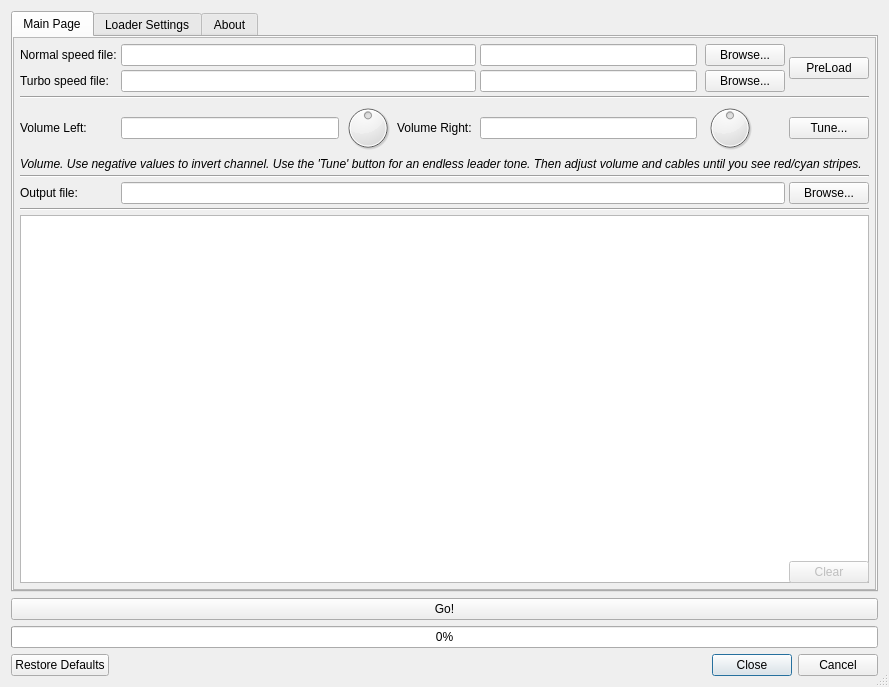
First picture: the form in zqloaderui/dialog.ui, repository oxidaan/zqloader, before the edit.
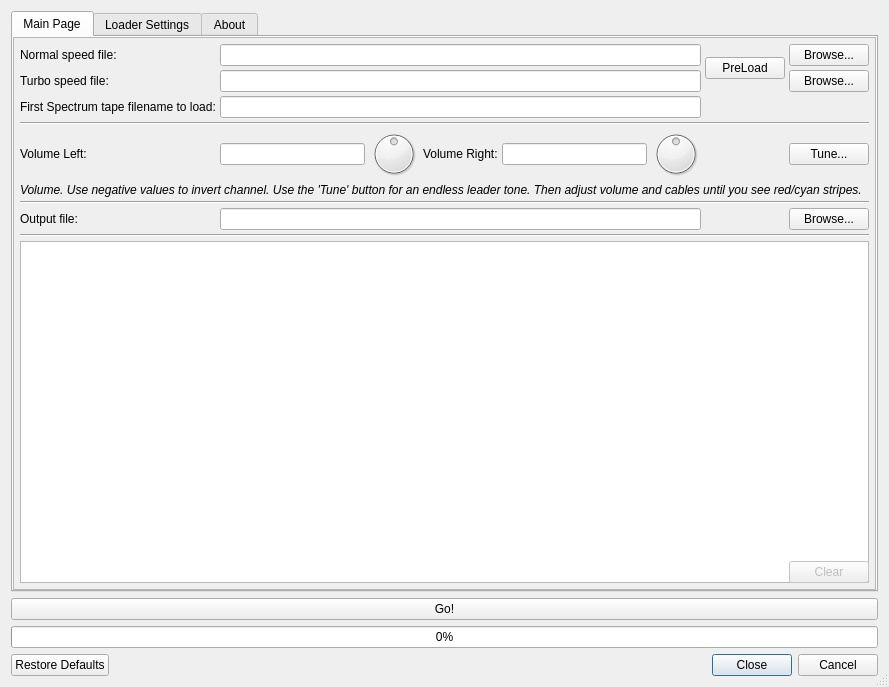
Second picture: the form after the edit. Custom widgets are drawn as their Qt base class.

Commit message: Writing tzx files; zx filename filter

```diff
--- a/zqloaderui/dialog.ui
+++ b/zqloaderui/dialog.ui
@@ -114,55 +114,16 @@
            <property name="spacing">
             <number>4</number>
            </property>
-           <item row="7" column="1">
-            <widget class="QLabel" name="label_10">
-             <property name="toolTip">
-              <string>&lt;html&gt;&lt;head/&gt;&lt;body&gt;&lt;p&gt;To write an output fil instead of playing sound enter .wav or .tzx output file here. Leave emtpy for normal usage (playing audio)&lt;/p&gt;&lt;/body&gt;&lt;/html&gt;</string>
-             </property>
-             <property name="text">
-              <string>Output file:</string>
-             </property>
-            </widget>
+           <item row="2" column="2" colspan="5">
+            <widget class="LineEdit" name="lineEditZxFilename"/>
            </item>
-           <item row="3" column="4" colspan="2">
-            <widget class="QLabel" name="label_4">
-             <property name="text">
-              <string>Volume Right:</string>
+           <item row="7" column="1" colspan="8">
+            <widget class="Line" name="line_2">
+             <property name="orientation">
+              <enum>Qt::Horizontal</enum>
              </property>
             </widget>
            </item>
-           <item row="7" column="10">
-            <widget class="QPushButton" name="pushButtonBrowseOutputFile">
-             <property name="text">
-              <string>Browse...</string>
-             </property>
-            </widget>
-           </item>
-           <item row="3" column="9">
-            <widget class="Dial" name="dialVolumeRight">
-             <property name="maximumSize">
-              <size>
-               <width>50</width>
-               <height>50</height>
-              </size>
-             </property>
-             <property name="minimum">
-              <number>-100</number>
-             </property>
-             <property name="maximum">
-              <number>100</number>
-             </property>
-             <property name="wrapping">
-              <bool>false</bool>
-             </property>
-             <property name="notchesVisible">
-              <bool>false</bool>
-             </property>
-            </widget>
-           </item>
-           <item row="3" column="2">
-            <widget class="QLineEdit" name="lineEditVolumeLeft"/>
-           </item>
            <item row="1" column="2" colspan="5">
             <widget class="LineEdit" name="lineEditTurboFile">
              <property name="toolTip">
@@ -170,46 +131,66 @@
              </property>
             </widget>
            </item>
-           <item row="0" column="7">
-            <widget class="LineEdit" name="lineEditZxFileNormal">
-             <property name="font">
-              <font>
-               <italic>false</italic>
-              </font>
-             </property>
-             <property name="text">
-              <string/>
-             </property>
-            </widget>
-           </item>
-           <item row="6" column="1" colspan="10">
-            <widget class="Line" name="line_2">
-             <property name="orientation">
-              <enum>Qt::Horizontal</enum>
-             </property>
-            </widget>
-           </item>
-           <item row="7" column="2" colspan="8">
-            <widget class="LineEdit" name="lineEditOutputFile"/>
-           </item>
-           <item row="10" column="1" colspan="10">
+           <item row="11" column="1" colspan="8">
             <widget class="Line" name="line_4">
              <property name="orientation">
               <enum>Qt::Horizontal</enum>
              </property>
             </widget>
            </item>
-           <item row="1" column="1">
-            <widget class="QLabel" name="label_2">
+           <item row="8" column="2" colspan="5">
+            <widget class="LineEdit" name="lineEditOutputFile"/>
+           </item>
+           <item row="0" column="1">
+            <widget class="QLabel" name="label">
              <property name="text">
-              <string>Turbo speed file:</string>
+              <string>Normal speed file:</string>
              </property>
             </widget>
            </item>
-           <item row="3" column="7">
-            <widget class="QLineEdit" name="lineEditVolumeRight"/>
+           <item row="4" column="3" alignment="Qt::AlignVCenter">
+            <widget class="Dial" name="dialVolumeLeft">
+             <property name="maximumSize">
+              <size>
+               <width>50</width>
+               <height>50</height>
+              </size>
+             </property>
+             <property name="minimum">
+              <number>-100</number>
+             </property>
+             <property name="maximum">
+              <number>100</number>
+             </property>
+             <property name="singleStep">
+              <number>1</number>
+             </property>
+             <property name="wrapping">
+              <bool>false</bool>
+             </property>
+            </widget>
            </item>
-           <item row="12" column="1" colspan="10">
+           <item row="4" column="8">
+            <widget class="QPushButton" name="pushButtonTune">
+             <property name="text">
+              <string>Tune...</string>
+             </property>
+            </widget>
+           </item>
+           <item row="4" column="2">
+            <widget class="QLineEdit" name="lineEditVolumeLeft"/>
+           </item>
+           <item row="0" column="7" rowspan="2">
+            <widget class="QPushButton" name="pushButtonPreLoad">
+             <property name="toolTip">
+              <string>Preload ZQ Loader to ZX Spectrum,so you have time to browse to select file to turbo-load.</string>
+             </property>
+             <property name="text">
+              <string>PreLoad</string>
+             </property>
+            </widget>
+           </item>
+           <item row="13" column="1" colspan="8">
             <widget class="QTextEdit" name="textEditOutput">
              <property name="sizeAdjustPolicy">
               <enum>QAbstractScrollArea::AdjustToContents</enum>
@@ -229,39 +210,17 @@
              </property>
             </widget>
            </item>
-           <item row="0" column="1">
-            <widget class="QLabel" name="label">
+           <item row="1" column="8">
+            <widget class="QPushButton" name="pushButtonBrowseTurboFile">
              <property name="text">
-              <string>Normal speed file:</string>
+              <string>Browse...</string>
              </property>
             </widget>
            </item>
-           <item row="3" column="1">
-            <widget class="QLabel" name="label_3">
+           <item row="8" column="8">
+            <widget class="QPushButton" name="pushButtonBrowseOutputFile">
              <property name="text">
-              <string>Volume Left:</string>
-             </property>
-            </widget>
-           </item>
-           <item row="3" column="3" alignment="Qt::AlignVCenter">
-            <widget class="Dial" name="dialVolumeLeft">
-             <property name="maximumSize">
-              <size>
-               <width>50</width>
-               <height>50</height>
-              </size>
-             </property>
-             <property name="minimum">
-              <number>-100</number>
-             </property>
-             <property name="maximum">
-              <number>100</number>
-             </property>
-             <property name="singleStep">
-              <number>1</number>
-             </property>
-             <property name="wrapping">
-              <bool>false</bool>
+              <string>Browse...</string>
              </property>
             </widget>
            </item>
@@ -272,26 +231,36 @@
              </property>
             </widget>
            </item>
-           <item row="1" column="7">
-            <widget class="LineEdit" name="lineEditZxFileTurbo">
-             <property name="font">
-              <font>
-               <italic>false</italic>
-              </font>
+           <item row="4" column="6">
+            <widget class="Dial" name="dialVolumeRight">
+             <property name="maximumSize">
+              <size>
+               <width>50</width>
+               <height>50</height>
+              </size>
              </property>
+             <property name="minimum">
+              <number>-100</number>
+             </property>
+             <property name="maximum">
+              <number>100</number>
+             </property>
+             <property name="wrapping">
+              <bool>false</bool>
+             </property>
+             <property name="notchesVisible">
+              <bool>false</bool>
+             </property>
+            </widget>
+           </item>
+           <item row="2" column="1">
+            <widget class="QLabel" name="label_28">
              <property name="text">
-              <string/>
+              <string>First Spectrum tape filename to load:</string>
              </property>
             </widget>
            </item>
-           <item row="2" column="1" colspan="10">
-            <widget class="Line" name="line">
-             <property name="orientation">
-              <enum>Qt::Horizontal</enum>
-             </property>
-            </widget>
-           </item>
-           <item row="4" column="1" colspan="10">
+           <item row="5" column="1" colspan="8">
             <widget class="QLabel" name="label_7">
              <property name="text">
               <string>&lt;html&gt;&lt;head/&gt;&lt;body&gt;&lt;p&gt;&lt;span style=&quot; font-style:italic;&quot;&gt;Volume. Use negative values to invert channel. Use the 'Tune' button for an endless leader tone. Then adjust volume and cables until you see red/cyan stripes.&lt;/span&gt;&lt;/p&gt;&lt;/body&gt;&lt;/html&gt;</string>
@@ -304,7 +273,55 @@
              </property>
             </widget>
            </item>
-           <item row="12" column="10" alignment="Qt::AlignBottom">
+           <item row="1" column="1">
+            <widget class="QLabel" name="label_2">
+             <property name="text">
+              <string>Turbo speed file:</string>
+             </property>
+            </widget>
+           </item>
+           <item row="0" column="8">
+            <widget class="QPushButton" name="pushButtonBrowseNormalFile">
+             <property name="text">
+              <string>Browse...</string>
+             </property>
+            </widget>
+           </item>
+           <item row="4" column="1">
+            <widget class="QLabel" name="label_3">
+             <property name="text">
+              <string>Volume Left:</string>
+             </property>
+            </widget>
+           </item>
+           <item row="3" column="1" colspan="8">
+            <widget class="Line" name="line">
+             <property name="orientation">
+              <enum>Qt::Horizontal</enum>
+             </property>
+            </widget>
+           </item>
+           <item row="8" column="1">
+            <widget class="QLabel" name="label_10">
+             <property name="toolTip">
+              <string>&lt;html&gt;&lt;head/&gt;&lt;body&gt;&lt;p&gt;To write an output fil instead of playing sound enter .wav or .tzx output file here. Leave emtpy for normal usage (playing audio)&lt;/p&gt;&lt;/body&gt;&lt;/html&gt;</string>
+             </property>
+             <property name="text">
+              <string>Output file:</string>
+             </property>
+            </widget>
+           </item>
+           <item row="4" column="4">
+            <widget class="QLabel" name="label_4">
+             <property name="text">
+              <string>Volume Right:</string>
+             </property>
+            </widget>
+           </item>
+           <item row="4" column="5">
+            <widget class="QLineEdit" name="lineEditVolumeRight"/>
+           </item>
+           <item row="13" column="8" alignment="Qt::AlignBottom">
             <widget class="QPushButton" name="pushButtonClean">
              <property name="enabled">
               <bool>false</bool>
@@ -320,37 +337,6 @@
              </property>
             </widget>
            </item>
-           <item row="3" column="10">
-            <widget class="QPushButton" name="pushButtonTune">
-             <property name="text">
-              <string>Tune...</string>
-             </property>
-            </widget>
-           </item>
-           <item row="0" column="10" rowspan="2">
-            <widget class="QPushButton" name="pushButtonPreLoad">
-             <property name="toolTip">
-              <string>&lt;html&gt;&lt;head/&gt;&lt;body&gt;&lt;p&gt;Preload ZQ Loader to ZX Spectrum, so you have time to browse to select file to turbo-load.&lt;/p&gt;&lt;/body&gt;&lt;/html&gt;</string>
-             </property>
-             <property name="text">
-              <string>PreLoad</string>
-             </property>
-            </widget>
-           </item>
-           <item row="1" column="9">
-            <widget class="QPushButton" name="pushButtonBrowseTurboFile">
-             <property name="text">
-              <string>Browse...</string>
-             </property>
-            </widget>
-           </item>
-           <item row="0" column="9">
-            <widget class="QPushButton" name="pushButtonBrowseNormalFile">
-             <property name="text">
-              <string>Browse...</string>
-             </property>
-            </widget>
-           </item>
           </layout>
          </widget>
         </widget>
@@ -387,7 +373,7 @@
            <rect>
             <x>0</x>
             <y>0</y>
-            <width>846</width>
+            <width>618</width>
             <height>585</height>
            </rect>
           </property>
@@ -849,7 +835,7 @@
             </widget>
            </item>
            <item row="37" column="4" colspan="3">
-            <widget class="LineEdit" name="lineEditLoaderAddress"/>
+            <widget class="QLineEdit" name="lineEditLoaderAddress"/>
            </item>
            <item row="24" column="1">
             <widget class="QLabel" name="label_27">
@@ -904,8 +890,8 @@
            <rect>
             <x>0</x>
             <y>0</y>
-            <width>863</width>
-            <height>548</height>
+            <width>98</width>
+            <height>792</height>
            </rect>
           </property>
           <layout class="QGridLayout" name="gridLayout_4">
```
Left out of the diff: 4 changed lines with no effect on the pictures. The commit also changes 6 other files.
